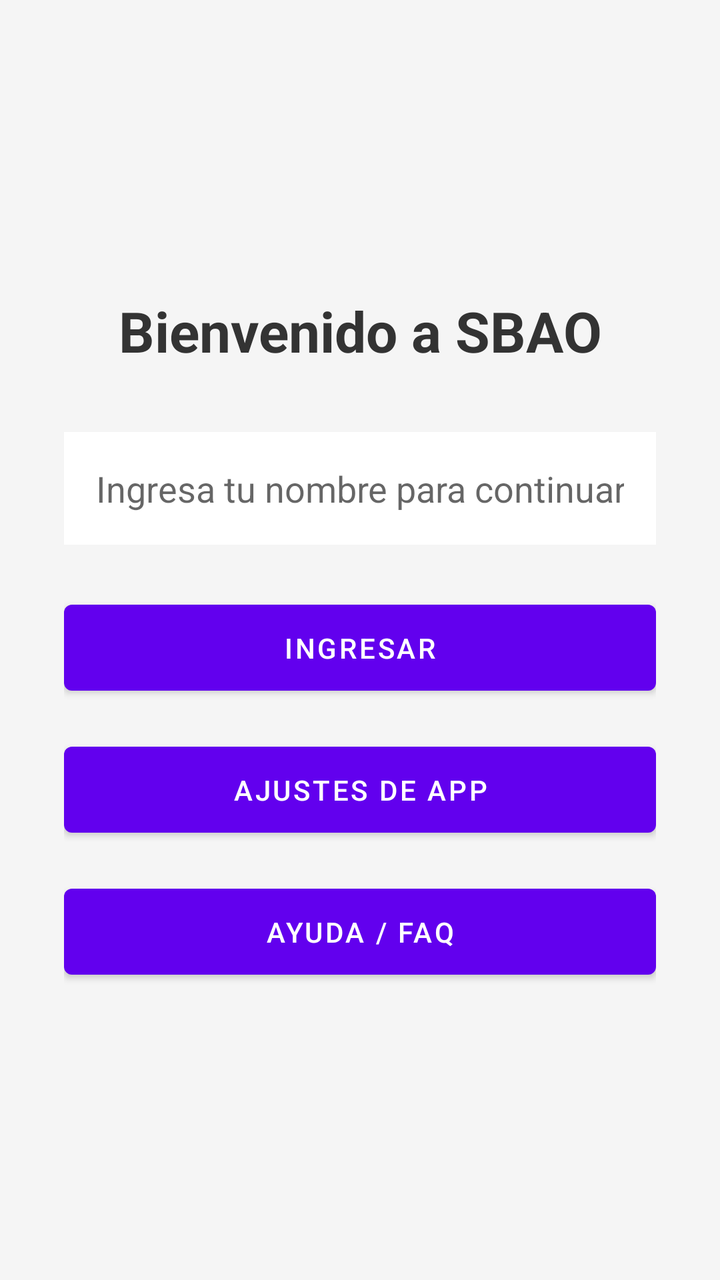
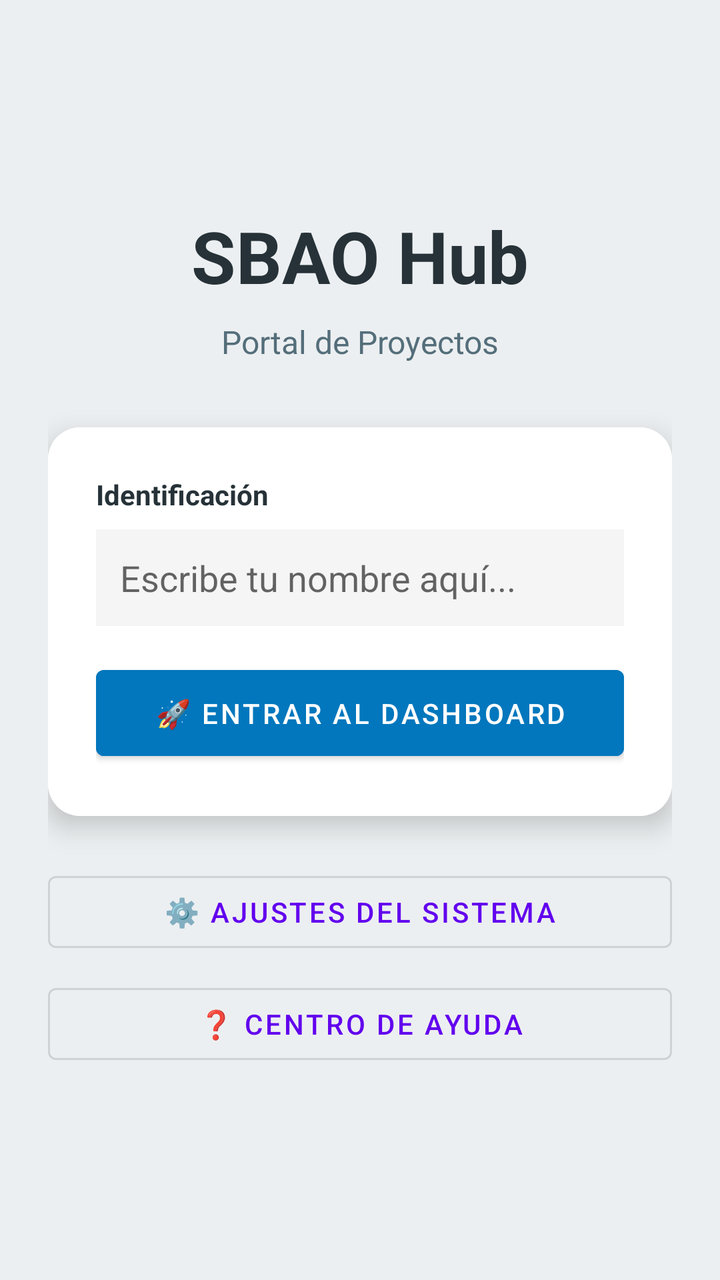

Compare the two renders of this Android layout. The source of the first and the diff that turns it into the second are given below.
<!-- AndroidManifest.xml: application theme Theme.SBAO -->
<!-- res/layout/activity_main.xml -->
<?xml version="1.0" encoding="utf-8"?>
<LinearLayout xmlns:android="http://schemas.android.com/apk/res/android"
    android:layout_width="match_parent"
    android:layout_height="match_parent"
    android:orientation="vertical"
    android:padding="32dp"
    android:gravity="center"
    android:background="#F5F5F5">

    <TextView
        android:layout_width="match_parent"
        android:layout_height="wrap_content"
        android:text="Bienvenido a SBAO"
        android:textSize="28sp"
        android:textStyle="bold"
        android:gravity="center"
        android:layout_marginBottom="32dp"
        android:textColor="#333333"/>

    
    <EditText
        android:id="@+id/etNombre"
        android:layout_width="match_parent"
        android:layout_height="wrap_content"
        android:hint="Ingresa tu nombre para continuar"
        android:inputType="textPersonName"
        android:padding="16dp"
        android:background="@android:color/white"
        android:layout_marginBottom="24dp"/>

    <Button
        android:id="@+id/btnIngresar"
        android:layout_width="match_parent"
        android:layout_height="wrap_content"
        android:text="Ingresar"
        android:padding="12dp"
        android:layout_marginBottom="16dp"/>

    <Button
        android:id="@+id/btnConfig"
        android:layout_width="match_parent"
        android:layout_height="wrap_content"
        android:text="Ajustes de App"
        android:padding="12dp"
        android:layout_marginBottom="16dp"/>

    <Button
        android:id="@+id/btnAyuda"
        android:layout_width="match_parent"
        android:layout_height="wrap_content"
        android:text="Ayuda / FAQ"
        android:padding="12dp" />

</LinearLayout>
<!-- resources referenced by this layout -->
<resources>
  <style name="Theme.SBAO" parent="Theme.MaterialComponents.DayNight.DarkActionBar">
          
          <item name="colorPrimary">@color/purple_500</item>
          <item name="colorPrimaryVariant">@color/purple_700</item>
          <item name="colorOnPrimary">@color/white</item>
          
          <item name="colorSecondary">@color/teal_200</item>
          <item name="colorSecondaryVariant">@color/teal_700</item>
          <item name="colorOnSecondary">@color/black</item>
          
          <item name="android:statusBarColor">?attr/colorPrimaryVariant</item>
          
      </style>
  <color name="purple_500">#FF6200EE</color>
  <color name="purple_700">#FF3700B3</color>
  <color name="white">#FFFFFFFF</color>
  <color name="teal_200">#FF03DAC5</color>
  <color name="teal_700">#FF018786</color>
  <color name="black">#FF000000</color>
</resources>

<!-- the commit's change to res/layout/activity_main.xml (unified diff, before → after) -->
@@ -1,54 +1,93 @@
 <?xml version="1.0" encoding="utf-8"?>
 <LinearLayout xmlns:android="http://schemas.android.com/apk/res/android"
+    xmlns:app="http://schemas.android.com/apk/res-auto"
     android:layout_width="match_parent"
     android:layout_height="match_parent"
     android:orientation="vertical"
-    android:padding="32dp"
+    android:padding="24dp"
     android:gravity="center"
-    android:background="#F5F5F5">
+    android:background="#ECEFF1"> 
+
+    
+    <TextView
+        android:layout_width="match_parent"
+        android:layout_height="wrap_content"
+        android:text="SBAO Hub"
+        android:textSize="36sp"
+        android:textStyle="bold"
+        android:gravity="center"
+        android:textColor="#263238"
+        android:layout_marginBottom="8dp"/>
 
     <TextView
         android:layout_width="match_parent"
         android:layout_height="wrap_content"
-        android:text="Bienvenido a SBAO"
-        android:textSize="28sp"
-        android:textStyle="bold"
+        android:text="Portal de Proyectos"
+        android:textSize="16sp"
         android:gravity="center"
-        android:layout_marginBottom="32dp"
-        android:textColor="#333333"/>
+        android:textColor="#546E7A"
+        android:layout_marginBottom="32dp"/>
 
     
-    <EditText
-        android:id="@+id/etNombre"
+    <androidx.cardview.widget.CardView
         android:layout_width="match_parent"
         android:layout_height="wrap_content"
-        android:hint="Ingresa tu nombre para continuar"
-        android:inputType="textPersonName"
-        android:padding="16dp"
-        android:background="@android:color/white"
-        android:layout_marginBottom="24dp"/>
+        app:cardCornerRadius="16dp"
+        app:cardElevation="8dp"
+        android:layout_marginBottom="24dp">
 
+        
+        <LinearLayout
+            android:layout_width="match_parent"
+            android:layout_height="wrap_content"
+            android:orientation="vertical"
+            android:padding="24dp"
+            android:background="#FFFFFF">
+
+            <TextView
+                android:layout_width="match_parent"
+                android:layout_height="wrap_content"
+                android:text="Identificación"
+                android:textStyle="bold"
+                android:textColor="#263238"
+                android:layout_marginBottom="8dp"/>
+
+            <EditText
+                android:id="@+id/etNombre"
+                android:layout_width="match_parent"
+                android:layout_height="wrap_content"
+                android:hint="Escribe tu nombre aquí..."
+                android:inputType="textPersonName"
+                android:padding="12dp"
+                android:background="#F5F5F5"
+                android:layout_marginBottom="16dp"/>
+
+            <Button
+                android:id="@+id/btnVerProyecto"
+                android:layout_width="match_parent"
+                android:layout_height="wrap_content"
+                android:text="🚀 Entrar al Dashboard"
+                android:padding="12dp"
+                android:backgroundTint="#0277BD"
+                android:textColor="#FFFFFF"/>
+        </LinearLayout>
+
+    </androidx.cardview.widget.CardView>
+
+    
     <Button
-        android:id="@+id/btnIngresar"
+        android:id="@+id/btnConfig"
+        style="?attr/materialButtonOutlinedStyle"
         android:layout_width="match_parent"
         android:layout_height="wrap_content"
-        android:text="Ingresar"
-        android:padding="12dp"
-        android:layout_marginBottom="16dp"/>
-
-    <Button
-        android:id="@+id/btnConfig"
-        android:layout_width="match_parent"
-        android:layout_height="wrap_content"
-        android:text="Ajustes de App"
-        android:padding="12dp"
-        android:layout_marginBottom="16dp"/>
+        android:text="⚙️ Ajustes del Sistema"
+        android:layout_marginBottom="8dp"/>
 
     <Button
         android:id="@+id/btnAyuda"
+        style="?attr/materialButtonOutlinedStyle"
         android:layout_width="match_parent"
         android:layout_height="wrap_content"
-        android:text="Ayuda / FAQ"
-        android:padding="12dp" />
+        android:text="❓ Centro de Ayuda" />
 
 </LinearLayout>
